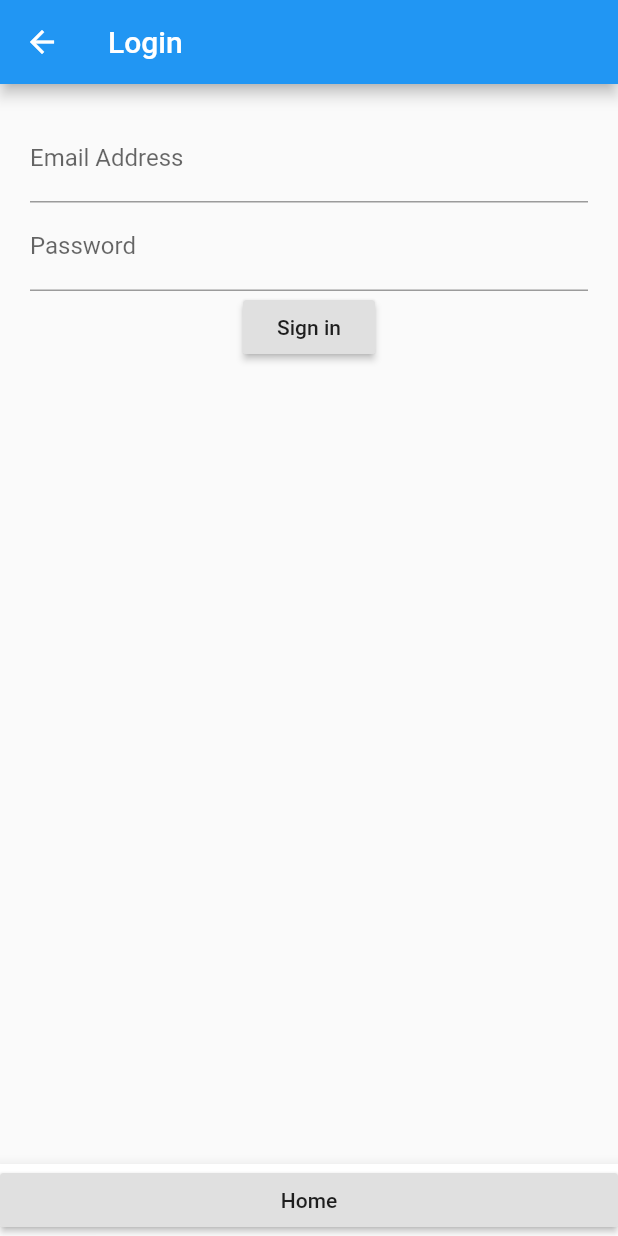
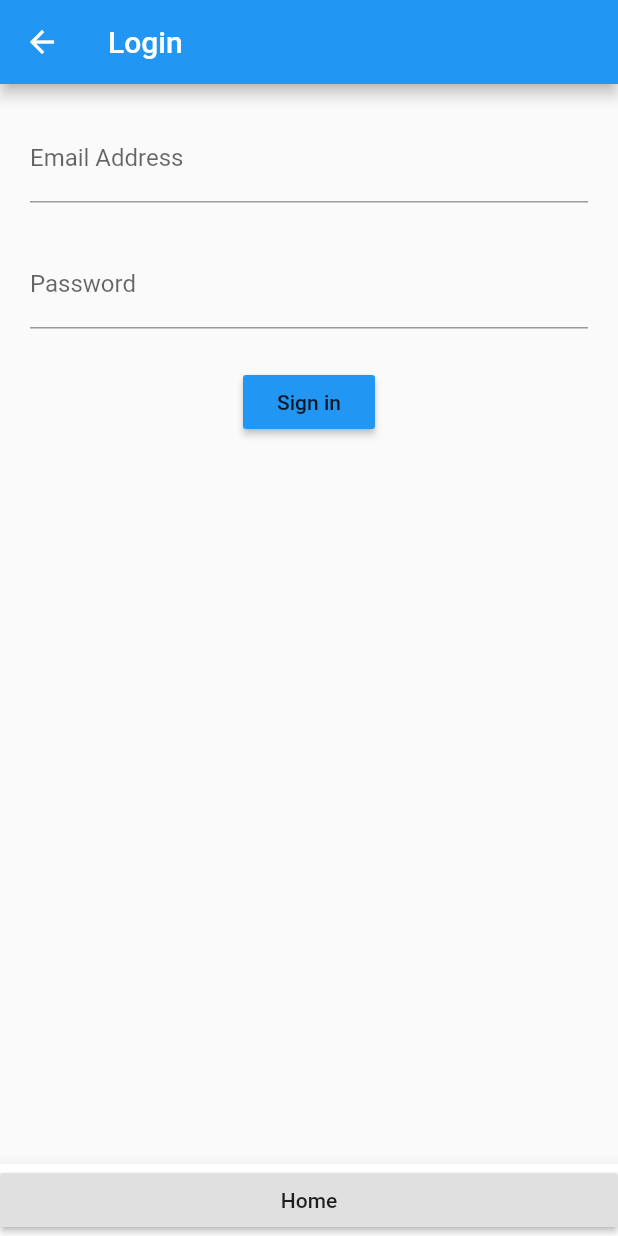
Before and after one commit to dop3ch3f/flutterapp, a Flutter app: the screen it shows after launch, after a tap on "Login", on a phone screen of 412 x 824 dp. Run offline on Flutter 3.47's test engine with Material 2 defaults, Android fonts, the phone set to English and light mode, and no system bars.

Commit message:
fixed spacing of button

```diff
--- a/lib/src/pages/login.dart
+++ b/lib/src/pages/login.dart
@@ -29,6 +29,7 @@ class LoginState extends State<Login> {
 
   Widget submitButton() {
     return RaisedButton(
+      color: Colors.blue,
       child: Text('Sign in'),
       onPressed: () {},
     );
@@ -47,7 +48,9 @@ class LoginState extends State<Login> {
           child: Column(
             children: [
               emailField(),
+              Container(margin: EdgeInsets.only(top: 25.0)),
               passwordField(),
+              Container(margin: EdgeInsets.only(top: 25.0)),
               submitButton(),
             ],
           ),
```
